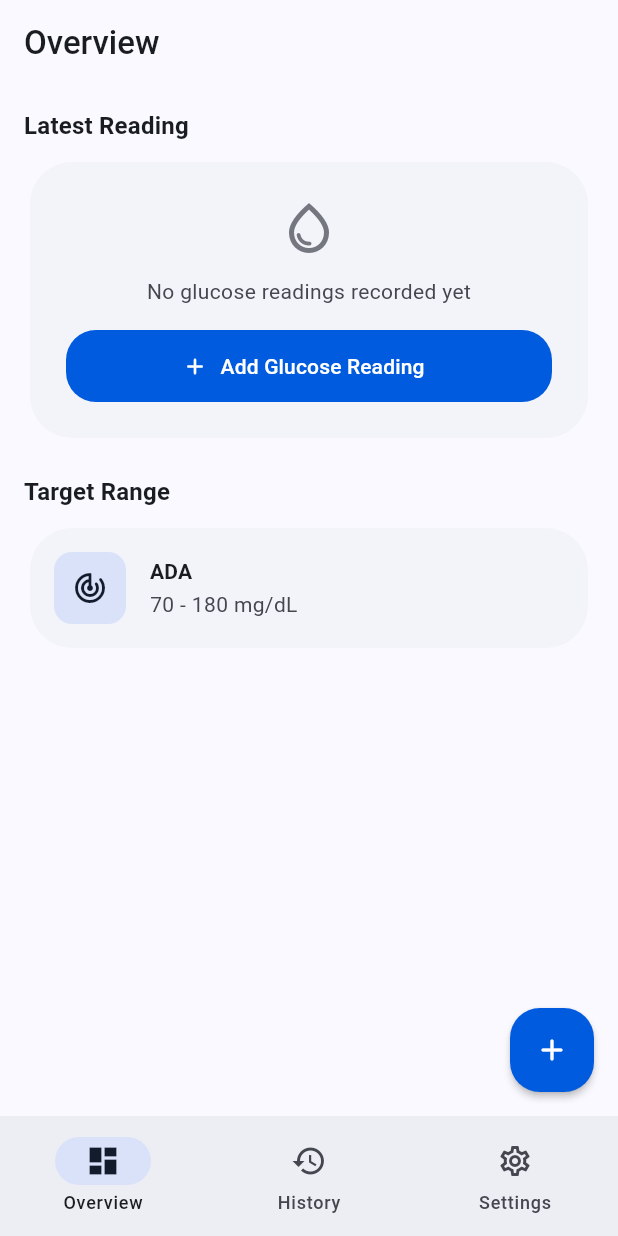
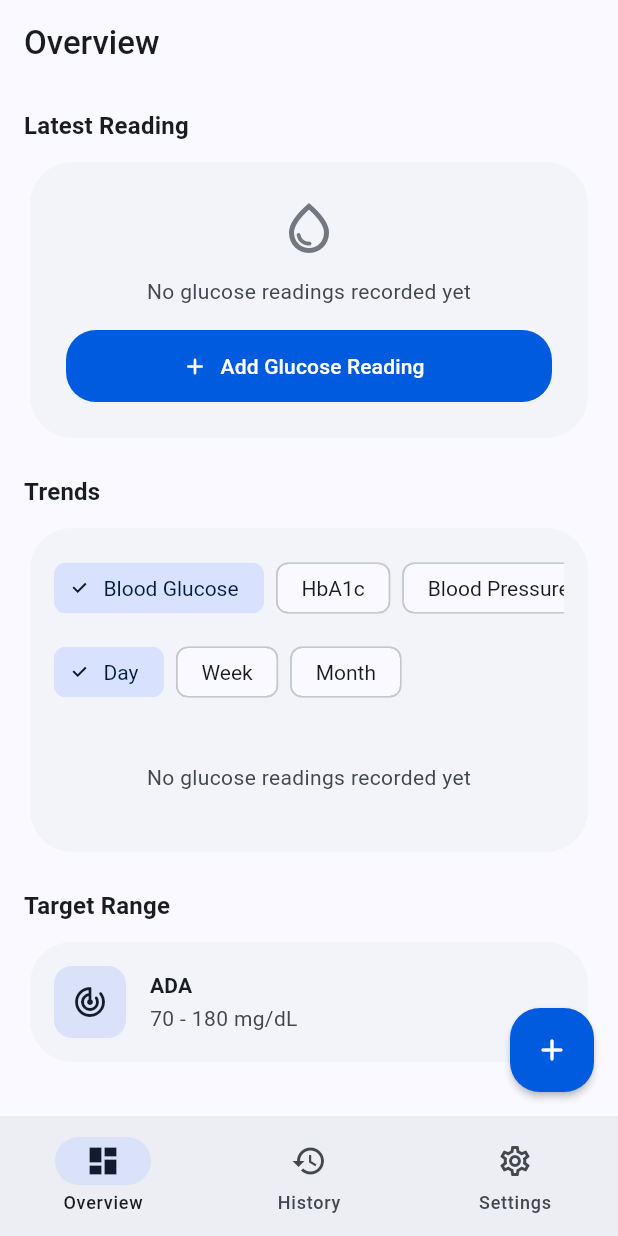
Before and after one commit to piotrekert90/flutter_glucosa, a Flutter app: the screen it shows after launch, on a phone screen of 412 x 824 dp. Run offline on Flutter 3.47's test engine with Material 3 defaults, Android fonts, the phone set to English and light mode, and no system bars; our stand-ins replace fl_chart, flutter_riverpod, go_router, isar_community, package_info_plus, riverpod_annotation; missing offline and left inert: encrypt; accounts and stored records are empty; generated files the repository leaves out were written again.

Commit message:
feat(charts): add interactive metric trend chart with time grouping

```diff
--- a/lib/features/overview/presentation/screens/overview_screen.dart
+++ b/lib/features/overview/presentation/screens/overview_screen.dart
@@ -11,6 +11,7 @@ import '../../../glucose/presentation/providers/estimated_hba1c_provider.dart';
 import '../../../glucose/presentation/providers/latest_glucose_reading_provider.dart';
 import '../../../glucose/presentation/widgets/glucose_reading_card.dart';
 import '../../../settings/presentation/providers/user_profile_notifier.dart';
+import '../widgets/metric_trend_card.dart';
 
 /// Main dashboard overview screen displaying latest readings, health summaries, and quick actions.
 class OverviewScreen extends ConsumerWidget {
@@ -171,6 +172,18 @@ class OverviewScreen extends ConsumerWidget {
                 error: (_, _) => const SizedBox.shrink(),
               ),
 
+              // Metric Trend Chart
+              Text(
+                l10n.chartTitle,
+                style: theme.textTheme.titleMedium?.copyWith(
+                  fontWeight: FontWeight.bold,
+                  color: theme.colorScheme.onSurface,
+                ),
+              ),
+              const SizedBox(height: 8),
+              const MetricTrendCard(),
+              const SizedBox(height: 20),
+
               // Target Range Summary
               Text(
                 l10n.targetRange,
--- /dev/null
+++ b/lib/features/overview/presentation/widgets/metric_trend_card.dart
@@ -0,0 +1,484 @@
+import 'package:fl_chart/fl_chart.dart';
+import 'package:flutter/material.dart';
+import 'package:flutter_riverpod/flutter_riverpod.dart';
+import 'package:intl/intl.dart';
+
+import '../../../../core/domain/enums/chart_time_range.dart';
+import '../../../../core/domain/enums/glucose_unit.dart';
+import '../../../../core/domain/enums/hba1c_unit.dart';
+import '../../../../core/domain/enums/metric_type.dart';
+import '../../../../core/domain/enums/weight_unit.dart';
+import '../../../../core/domain/utils/chart_data_utils.dart';
+import '../../../../core/domain/utils/glucose_converter.dart';
+import '../../../../core/presentation/theme/app_chart_theme.dart';
+import '../../../../core/presentation/widgets/app_loading_indicator.dart';
+import '../../../../core/presentation/widgets/glucosa_line_chart.dart';
+import '../../../../l10n/app_localizations.dart';
+import '../../../blood_pressure/presentation/providers/blood_pressure_reading_list_notifier.dart';
+import '../../../cholesterol/presentation/providers/cholesterol_reading_list_notifier.dart';
+import '../../../glucose/presentation/providers/glucose_reading_list_notifier.dart';
+import '../../../hba1c/presentation/providers/hba1c_reading_list_notifier.dart';
+import '../../../ketones/presentation/providers/ketone_reading_list_notifier.dart';
+import '../../../settings/domain/entities/user_profile.dart';
+import '../../../settings/presentation/providers/user_profile_notifier.dart';
+import '../../../weight/presentation/providers/weight_reading_list_notifier.dart';
+
+/// Overview card rendering an interactive trend chart for the selected metric and time range.
+class MetricTrendCard extends ConsumerStatefulWidget {
+  /// Creates a [MetricTrendCard].
+  const MetricTrendCard({super.key});
+
+  @override
+  ConsumerState<MetricTrendCard> createState() => _MetricTrendCardState();
+}
+
+class _MetricTrendCardState extends ConsumerState<MetricTrendCard> {
+  MetricType _metric = MetricType.glucose;
+  ChartTimeRange _range = ChartTimeRange.day;
+
+  @override
+  Widget build(BuildContext context) {
+    final theme = Theme.of(context);
+    final isDark = theme.brightness == Brightness.dark;
+    final l10n = AppLocalizations.of(context)!;
+
+    final glucoseAsync = ref.watch(glucoseReadingListProvider);
+    final hba1cAsync = ref.watch(hbA1cReadingListProvider);
+    final bloodPressureAsync = ref.watch(bloodPressureReadingListProvider);
+    final ketonesAsync = ref.watch(ketoneReadingListProvider);
+    final cholesterolAsync = ref.watch(cholesterolReadingListProvider);
+    final weightAsync = ref.watch(weightReadingListProvider);
+
+    final states = [
+      glucoseAsync,
+      hba1cAsync,
+      bloodPressureAsync,
+      ketonesAsync,
+      cholesterolAsync,
+      weightAsync,
+    ];
+
+    return Card(
+      child: Padding(
+        padding: const EdgeInsets.all(16),
+        child: Column(
+          crossAxisAlignment: CrossAxisAlignment.stretch,
+          children: [
+            _MetricChips(
+              selected: _metric,
+              onSelected: (metric) => setState(() => _metric = metric),
+            ),
+            const SizedBox(height: 8),
+            _TimeRangeChips(
+              selected: _range,
+              onSelected: (range) => setState(() => _range = range),
+            ),
+            const SizedBox(height: 12),
+            Builder(
+              builder: (context) {
+                if (states.any((s) => s.hasError)) {
+                  return Padding(
+                    padding: const EdgeInsets.all(16),
+                    child: Text(
+                      l10n.genericError,
+                      style: TextStyle(color: theme.colorScheme.error),
+                      textAlign: TextAlign.center,
+                    ),
+                  );
+                }
+                if (states.any((s) => s.isLoading) && !_hasAnyData(states)) {
+                  return const Padding(
+                    padding: EdgeInsets.all(24),
+                    child: Center(child: AppLoadingIndicator()),
+                  );
+                }
+                return _buildChartBody(context, theme, l10n, isDark);
+              },
+            ),
+          ],
+        ),
+      ),
+    );
+  }
+
+  /// Whether at least one watched stream already emitted data.
+  bool _hasAnyData(List<AsyncValue<dynamic>> states) =>
+      states.any((s) => s.value != null);
+
+  Widget _buildChartBody(
+    BuildContext context,
+    ThemeData theme,
+    AppLocalizations l10n,
+    bool isDark,
+  ) {
+    final profile = ref.watch(userProfileProvider).value;
+    final data = _resolveSeriesData(profile);
+
+    final grouped = ChartDataUtils.groupPoints(data.primary, _range);
+    if (grouped.isEmpty) {
+      return Padding(
+        padding: const EdgeInsets.all(24),
+        child: Text(
+          l10n.noReadingsYet,
+          style: theme.textTheme.bodyMedium?.copyWith(
+            color: theme.colorScheme.onSurfaceVariant,
+          ),
+          textAlign: TextAlign.center,
+        ),
+      );
+    }
+
+    final xLabels = grouped.map(_xLabel).toList();
+    final spots = [
+      for (var i = 0; i < grouped.length; i++)
+        FlSpot(i.toDouble(), grouped[i].value),
+    ];
+
+    final series = [
+      ChartLineSeries(spots: spots, color: theme.colorScheme.primary),
+      if (data.secondary != null)
+        ChartLineSeries(
+          spots: [
+            for (var i = 0; i < data.secondary!.length; i++)
+              FlSpot(i.toDouble(), data.secondary![i].value),
+          ],
+          color: theme.colorScheme.secondary,
+        ),
+    ];
+
+    return Column(
+      crossAxisAlignment: CrossAxisAlignment.stretch,
+      children: [
+        GlucosaLineChart(
+          series: series,
+          xLabels: xLabels,
+          limitLines: data.limitLines(isDark),
+        ),
+        const SizedBox(height: 8),
+        _StatsRow(
+          metric: _metric,
+          primary: grouped,
+          secondary: data.secondary == null
+              ? null
+              : ChartDataUtils.groupPoints(data.secondary!, _range),
+          unitLabel: data.unitLabel,
+        ),
+      ],
+    );
+  }
+
+  /// Extracts raw display-unit points (and optional secondary series) for [_metric].
+  _SeriesData _resolveSeriesData(UserProfile? profile) {
+    final glucoseUnit = profile?.preferredGlucoseUnit ?? GlucoseUnit.mgDl;
+    final hba1cUnit = profile?.preferredHbA1cUnit ?? HbA1cUnit.percentage;
+    final weightUnit = profile?.preferredWeightUnit ?? WeightUnit.kilograms;
+    final targetMin = profile?.targetRange.minMgDl ?? 70;
+    final targetMax = profile?.targetRange.maxMgDl ?? 180;
+
+    double glucoseValue(int mgDl) => glucoseUnit == GlucoseUnit.mmolL
+        ? GlucoseConverter.mgDlToMmolL(mgDl)
+        : mgDl.toDouble();
+    double glucoseTarget(int mgDl) => glucoseValue(mgDl);
+
+    switch (_metric) {
+      case MetricType.glucose:
+        final readings = ref.watch(glucoseReadingListProvider).value ?? [];
+        return _SeriesData(
+          primary: [
+            for (final r in readings)
+              ChartDataPoint(
+                time: r.createdAt,
+                value: glucoseValue(r.readingMgDl),
+              ),
+          ],
+          unitLabel: glucoseUnit.displayName,
+          limitLines: (isDark) => [
+            ChartLimitLine(
+              y: glucoseTarget(targetMin),
+              color: AppChartTheme.limitLineColor(isDark),
+            ),
+            ChartLimitLine(
+              y: glucoseTarget(targetMax),
+              color: AppChartTheme.limitLineColor(isDark),
+            ),
+          ],
+        );
+      case MetricType.hba1c:
+        final readings = ref.watch(hbA1cReadingListProvider).value ?? [];
+        return _SeriesData(
+          primary: [
+            for (final r in readings)
+              ChartDataPoint(
+                time: r.createdAt,
+                value: hba1cUnit == HbA1cUnit.mmolMol
+                    ? GlucoseConverter.percentageToMmolMol(r.readingPercentage)
+                    : r.readingPercentage,
+              ),
+          ],
+          unitLabel: hba1cUnit.displayName,
+        );
+      case MetricType.bloodPressure:
+        final readings =
+            ref.watch(bloodPressureReadingListProvider).value ?? [];
+        return _SeriesData(
+          primary: [
+            for (final r in readings)
+              ChartDataPoint(
+                time: r.createdAt,
+                value: r.systolicMmHg.toDouble(),
+              ),
+          ],
+          secondary: [
+            for (final r in readings)
+              ChartDataPoint(
+                time: r.createdAt,
+                value: r.diastolicMmHg.toDouble(),
+              ),
+          ],
+          unitLabel: 'mmHg',
+        );
+      case MetricType.ketones:
+        final readings = ref.watch(ketoneReadingListProvider).value ?? [];
+        return _SeriesData(
+          primary: [
+            for (final r in readings)
+              ChartDataPoint(time: r.createdAt, value: r.readingMmolL),
+          ],
+          unitLabel: 'mmol/L',
+        );
+      case MetricType.cholesterol:
+        final readings = ref.watch(cholesterolReadingListProvider).value ?? [];
+        return _SeriesData(
+          primary: [
+            for (final r in readings)
+              ChartDataPoint(time: r.createdAt, value: r.totalMgDl.toDouble()),
+          ],
+          unitLabel: 'mg/dL',
+        );
+      case MetricType.weight:
+        final readings = ref.watch(weightReadingListProvider).value ?? [];
+        return _SeriesData(
+          primary: [
+            for (final r in readings)
+              ChartDataPoint(
+                time: r.createdAt,
+                value: weightUnit == WeightUnit.pounds
+                    ? GlucoseConverter.kgToLbs(r.readingKg)
+                    : r.readingKg,
+              ),
+          ],
+          unitLabel: weightUnit.displayName,
+        );
+    }
+  }
+
+  /// Formats x-axis labels according to the selected time range.
+  String _xLabel(ChartDataPoint point) {
+    switch (_range) {
+      case ChartTimeRange.day:
+        return DateFormat.Hm().format(point.time);
+      case ChartTimeRange.week:
+        return DateFormat.Md().format(point.time);
+      case ChartTimeRange.month:
+        return DateFormat('MMM y').format(point.time);
+    }
+  }
+}
+
+/// Raw series input resolved for the currently selected metric.
+class _SeriesData {
+  /// Primary value series.
+  final List<ChartDataPoint> primary;
+
+  /// Optional secondary series (diastolic pressure).
+  final List<ChartDataPoint>? secondary;
+
+  /// Display unit label shown beside statistics.
+  final String unitLabel;
+
+  /// Builds target range markers; empty for metrics without limits.
+  final List<ChartLimitLine> Function(bool isDark) limitLines;
+
+  _SeriesData({
+    required this.primary,
+    this.secondary,
+    required this.unitLabel,
+    List<ChartLimitLine> Function(bool isDark)? limitLines,
+  }) : limitLines = limitLines ?? ((_) => const []);
+}
+
+/// Row of quick statistics (average/min/max) below the chart.
+class _StatsRow extends StatelessWidget {
+  /// Metric the statistics describe.
+  final MetricType metric;
+
+  /// Grouped primary points.
+  final List<ChartDataPoint> primary;
+
+  /// Grouped secondary points (blood pressure diastolic).
+  final List<ChartDataPoint>? secondary;
+
+  /// Display unit label.
+  final String unitLabel;
+
+  const _StatsRow({
+    required this.metric,
+    required this.primary,
+    required this.secondary,
+    required this.unitLabel,
+  });
+
+  @override
+  Widget build(BuildContext context) {
+    final theme = Theme.of(context);
+    final l10n = AppLocalizations.of(context)!;
+
+    if (metric == MetricType.bloodPressure && secondary != null) {
+      final sysAvg = ChartDataUtils.summarize(primary)?.average ?? 0;
+      final diaAvg = ChartDataUtils.summarize(secondary!)?.average ?? 0;
+      return Text(
+        '${l10n.systolicLabel} ${sysAvg.toStringAsFixed(0)} · '
+        '${l10n.diastolicLabel} ${diaAvg.toStringAsFixed(0)} $unitLabel',
+        style: theme.textTheme.bodySmall?.copyWith(
+          color: theme.colorScheme.onSurfaceVariant,
+        ),
+        textAlign: TextAlign.center,
+      );
+    }
+
+    final stats = ChartDataUtils.summarize(primary);
+    if (stats == null) return const SizedBox.shrink();
+
+    String format(double value) =>
+        metric == MetricType.glucose &&
+            unitLabel == GlucoseUnit.mgDl.displayName
+        ? value.toStringAsFixed(0)
+        : value.toStringAsFixed(1);
+
+    return Row(
+      mainAxisAlignment: MainAxisAlignment.spaceEvenly,
+      children: [
+        _StatItem(
+          label: l10n.statAverage,
+          value: '${format(stats.average)} $unitLabel',
+        ),
+        _StatItem(
+          label: l10n.statMin,
+          value: '${format(stats.min)} $unitLabel',
+        ),
+        _StatItem(
+          label: l10n.statMax,
+          value: '${format(stats.max)} $unitLabel',
+        ),
+      ],
+    );
+  }
+}
+
+/// Single labeled statistic value.
+class _StatItem extends StatelessWidget {
+  /// Statistic label (e.g. Avg).
+  final String label;
+
+  /// Formatted statistic value with unit.
+  final String value;
+
+  const _StatItem({required this.label, required this.value});
+
+  @override
+  Widget build(BuildContext context) {
+    final theme = Theme.of(context);
+    return Column(
+      children: [
+        Text(
+          label,
+          style: theme.textTheme.labelSmall?.copyWith(
+            color: theme.colorScheme.onSurfaceVariant,
+          ),
+        ),
+        Text(
+          value,
+          style: theme.textTheme.titleSmall?.copyWith(
+            fontWeight: FontWeight.bold,
+          ),
+        ),
+      ],
+    );
+  }
+}
+
+/// Horizontal row of metric selector chips.
+class _MetricChips extends StatelessWidget {
+  /// Currently selected metric.
+  final MetricType selected;
+
+  /// Callback invoked when a chip is selected.
+  final ValueChanged<MetricType> onSelected;
+
+  const _MetricChips({required this.selected, required this.onSelected});
+
+  @override
+  Widget build(BuildContext context) {
+    final l10n = AppLocalizations.of(context)!;
+    final chips = <({String label, MetricType type})>[
+      (label: l10n.glucose, type: MetricType.glucose),
+      (label: l10n.hba1c, type: MetricType.hba1c),
+      (label: l10n.bloodPressure, type: MetricType.bloodPressure),
+      (label: l10n.ketones, type: MetricType.ketones),
+      (label: l10n.cholesterol, type: MetricType.cholesterol),
+      (label: l10n.weight, type: MetricType.weight),
+    ];
+
+    return SingleChildScrollView(
+      scrollDirection: Axis.horizontal,
+      child: Row(
+        children: [
+          for (final chip in chips)
+            Padding(
+              padding: const EdgeInsets.only(right: 8),
+              child: ChoiceChip(
+                label: Text(chip.label),
+                selected: selected == chip.type,
+                onSelected: (_) => onSelected(chip.type),
+              ),
+            ),
+        ],
+      ),
+    );
+  }
+}
+
+/// Horizontal row of time range selector chips.
+class _TimeRangeChips extends StatelessWidget {
+  /// Currently selected time range.
+  final ChartTimeRange selected;
+
+  /// Callback invoked when a chip is selected.
+  final ValueChanged<ChartTimeRange> onSelected;
+
+  const _TimeRangeChips({required this.selected, required this.onSelected});
+
+  @override
+  Widget build(BuildContext context) {
+    final l10n = AppLocalizations.of(context)!;
+    final chips = <({String label, ChartTimeRange type})>[
+      (label: l10n.timeRangeDay, type: ChartTimeRange.day),
+      (label: l10n.timeRangeWeek, type: ChartTimeRange.week),
+      (label: l10n.timeRangeMonth, type: ChartTimeRange.month),
+    ];
+
+    return Row(
+      children: [
+        for (final chip in chips)
+          Padding(
+            padding: const EdgeInsets.only(right: 8),
+            child: ChoiceChip(
+              label: Text(chip.label),
+              selected: selected == chip.type,
+              onSelected: (_) => onSelected(chip.type),
+            ),
+          ),
+      ],
+    );
+  }
+}
--- a/lib/l10n/app_en.arb
+++ b/lib/l10n/app_en.arb
@@ -638,5 +638,33 @@
   "filterAll": "All",
   "@filterAll": {
     "description": "Label for the 'show all metrics' history filter chip"
+  },
+  "chartTitle": "Trends",
+  "@chartTitle": {
+    "description": "Title for the overview metric trend chart card"
+  },
+  "timeRangeDay": "Day",
+  "@timeRangeDay": {
+    "description": "Label for the day time range chart selector"
+  },
+  "timeRangeWeek": "Week",
+  "@timeRangeWeek": {
+    "description": "Label for the week time range chart selector"
+  },
+  "timeRangeMonth": "Month",
+  "@timeRangeMonth": {
+    "description": "Label for the month time range chart selector"
+  },
+  "statAverage": "Avg",
+  "@statAverage": {
+    "description": "Label for average statistic under the trend chart"
+  },
+  "statMin": "Min",
+  "@statMin": {
+    "description": "Label for minimum statistic under the trend chart"
+  },
+  "statMax": "Max",
+  "@statMax": {
+    "description": "Label for maximum statistic under the trend chart"
   }
 }
```
Also changed, not shown: lib/l10n/app_pl.arb (+8 -1 lines), 2 other files.
